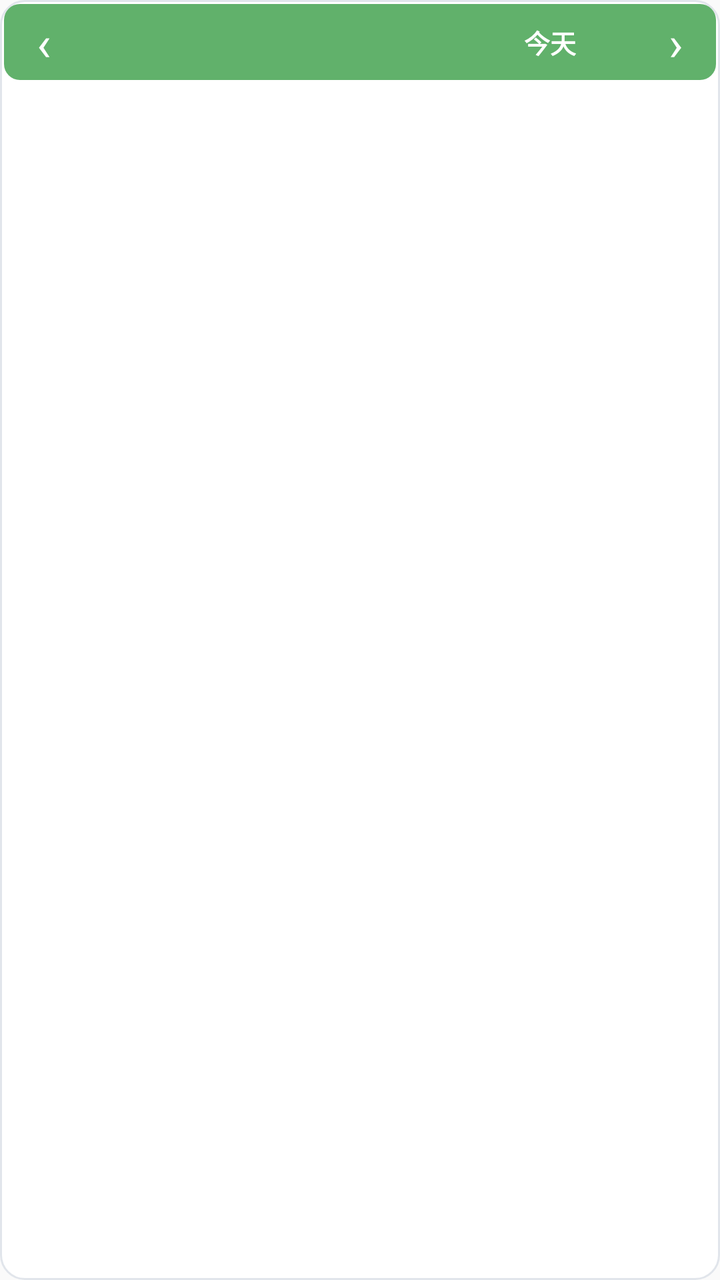
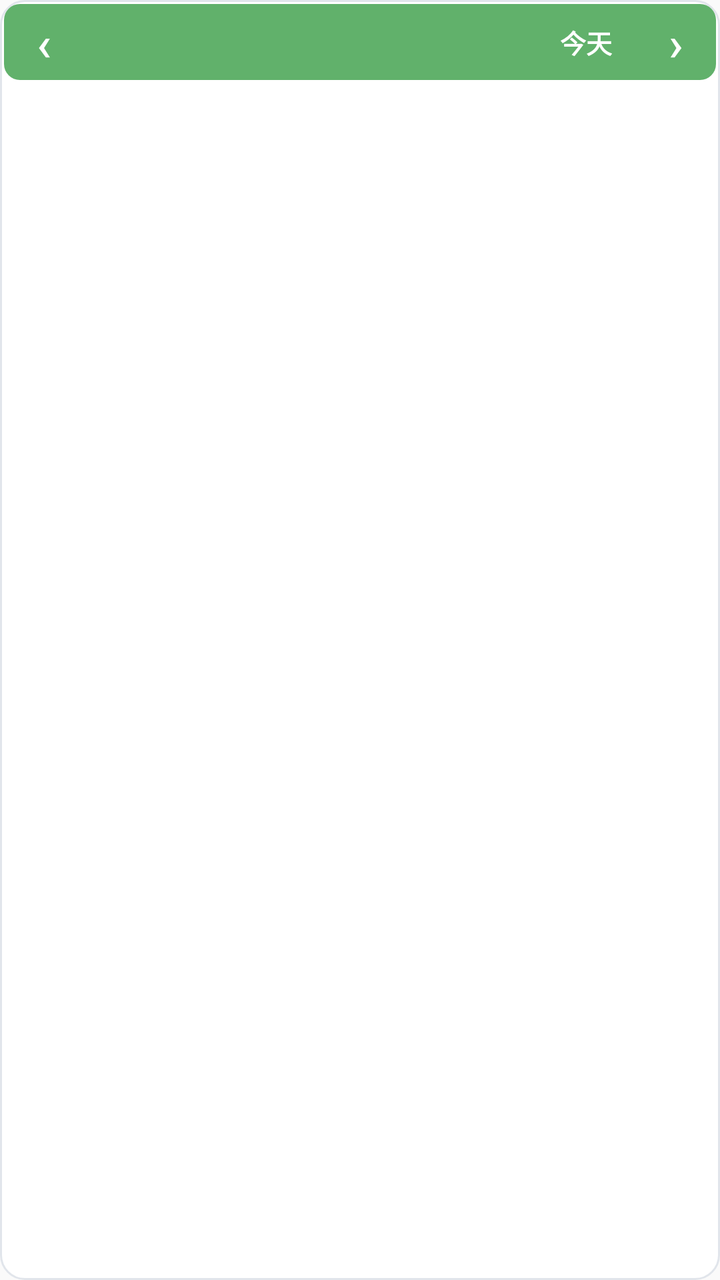

Screens rendered from an Android XML layout before and after an edit, with the pre-edit source and the edit as a unified diff.
<!-- AndroidManifest.xml: application theme android:Theme.Material.Light.NoActionBar -->
<!-- res/layout/widget_calendar.xml -->
<LinearLayout xmlns:android="http://schemas.android.com/apk/res/android"
    android:id="@+id/widget_root"
    android:layout_width="match_parent"
    android:layout_height="match_parent"
    android:background="@drawable/widget_background"
    android:orientation="vertical"
    android:padding="2dp">
    <LinearLayout
        android:id="@+id/calendar_month_bar"
        android:layout_width="match_parent"
        android:layout_height="38dp"
        android:background="@drawable/widget_calendar_header"
        android:gravity="center_vertical"
        android:orientation="horizontal">
        <TextView
            android:id="@+id/calendar_month_prev"
            android:layout_width="40dp"
            android:layout_height="match_parent"
            android:background="?android:attr/selectableItemBackgroundBorderless"
            android:contentDescription="上一個月"
            android:focusable="true"
            android:gravity="center"
            android:text="‹"
            android:textColor="#FFFFFF"
            android:textSize="24sp" />
        <TextView
            android:id="@+id/widget_title"
            android:layout_width="0dp"
            android:layout_height="match_parent"
            android:layout_weight="1"
            android:gravity="center_vertical"
            android:singleLine="true"
            android:textColor="#FFFFFF"
            android:textSize="14sp"
            android:textStyle="bold" />
        <TextView
            android:id="@+id/calendar_month_today"
            android:layout_width="wrap_content"
            android:layout_height="match_parent"
            android:layout_marginEnd="22dp"
            android:background="?android:attr/selectableItemBackgroundBorderless"
            android:contentDescription="回到當月"
            android:focusable="true"
            android:gravity="center"
            android:paddingStart="8dp"
            android:paddingEnd="8dp"
            android:text="今天"
            android:textColor="#FFFFFF"
            android:textSize="13sp"
            android:textStyle="bold" />
        <TextView
            android:id="@+id/calendar_month_next"
            android:layout_width="40dp"
            android:layout_height="match_parent"
            android:background="?android:attr/selectableItemBackgroundBorderless"
            android:contentDescription="下一個月"
            android:focusable="true"
            android:gravity="center"
            android:text="›"
            android:textColor="#FFFFFF"
            android:textSize="24sp" />
    </LinearLayout>
    <LinearLayout
        android:id="@+id/calendar_weekdays"
        android:layout_width="match_parent"
        android:layout_height="24dp"
        android:orientation="horizontal" />
    <LinearLayout
        android:id="@+id/calendar_days"
        android:layout_width="match_parent"
        android:layout_height="0dp"
        android:layout_weight="1"
        android:orientation="vertical" />
</LinearLayout>
<!-- resources referenced by this layout -->
<resources>
  <!-- drawable widget_background (drawable) -->
  <shape xmlns:android="http://schemas.android.com/apk/res/android" android:shape="rectangle">
      <solid android:color="#ffffff" />
      <corners android:radius="12dp" />
      <stroke android:width="1dp" android:color="#e1e5eb" />
  </shape>
  <!-- drawable widget_calendar_header (drawable) -->
  <shape xmlns:android="http://schemas.android.com/apk/res/android" android:shape="rectangle">
      <solid android:color="#61B16B" />
      <corners android:radius="8dp" />
  </shape>
</resources>

<!-- the commit's change to res/layout/widget_calendar.xml (unified diff, before → after) -->
@@ -12,13 +12,17 @@
         android:background="@drawable/widget_calendar_header"
         android:gravity="center_vertical"
         android:orientation="horizontal">
-        <TextView
+        <Button
             android:id="@+id/calendar_month_prev"
             android:layout_width="40dp"
             android:layout_height="match_parent"
-            android:background="?android:attr/selectableItemBackgroundBorderless"
+            android:background="@android:color/transparent"
+            android:minWidth="0dp"
+            android:minHeight="0dp"
+            android:padding="0dp"
             android:contentDescription="上一個月"
-            android:focusable="true"
+            android:clickable="true"
+            android:focusable="false"
             android:gravity="center"
             android:text="‹"
             android:textColor="#FFFFFF"
@@ -33,14 +37,18 @@
             android:textColor="#FFFFFF"
             android:textSize="14sp"
             android:textStyle="bold" />
-        <TextView
+        <Button
             android:id="@+id/calendar_month_today"
             android:layout_width="wrap_content"
             android:layout_height="match_parent"
-            android:layout_marginEnd="22dp"
-            android:background="?android:attr/selectableItemBackgroundBorderless"
+            android:layout_marginEnd="4dp"
+            android:background="@android:color/transparent"
+            android:minWidth="0dp"
+            android:minHeight="0dp"
+            android:padding="0dp"
             android:contentDescription="回到當月"
-            android:focusable="true"
+            android:clickable="true"
+            android:focusable="false"
             android:gravity="center"
             android:paddingStart="8dp"
             android:paddingEnd="8dp"
@@ -48,13 +56,17 @@
             android:textColor="#FFFFFF"
             android:textSize="13sp"
             android:textStyle="bold" />
-        <TextView
+        <Button
             android:id="@+id/calendar_month_next"
             android:layout_width="40dp"
             android:layout_height="match_parent"
-            android:background="?android:attr/selectableItemBackgroundBorderless"
+            android:background="@android:color/transparent"
+            android:minWidth="0dp"
+            android:minHeight="0dp"
+            android:padding="0dp"
             android:contentDescription="下一個月"
-            android:focusable="true"
+            android:clickable="true"
+            android:focusable="false"
             android:gravity="center"
             android:text="›"
             android:textColor="#FFFFFF"
